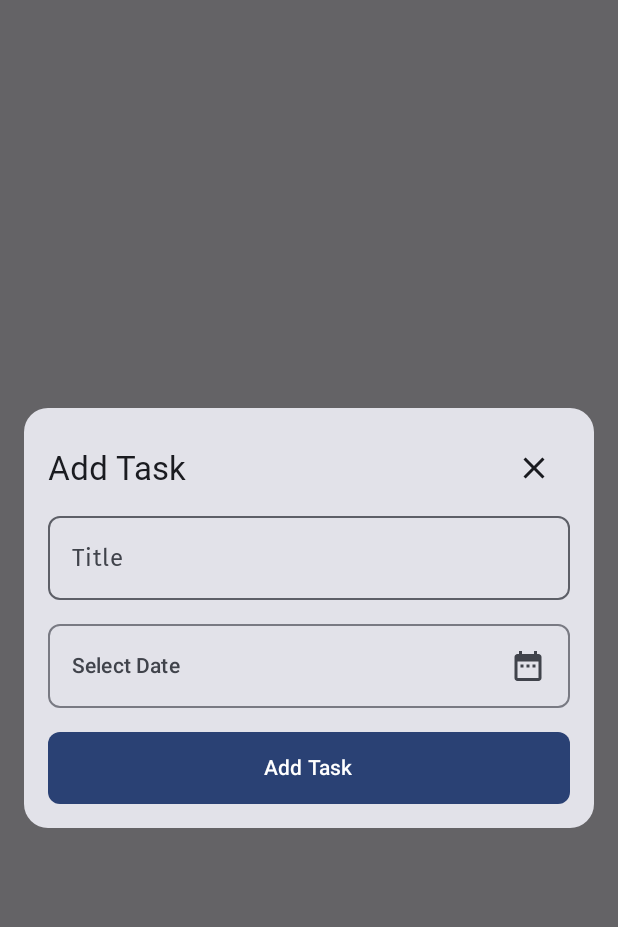
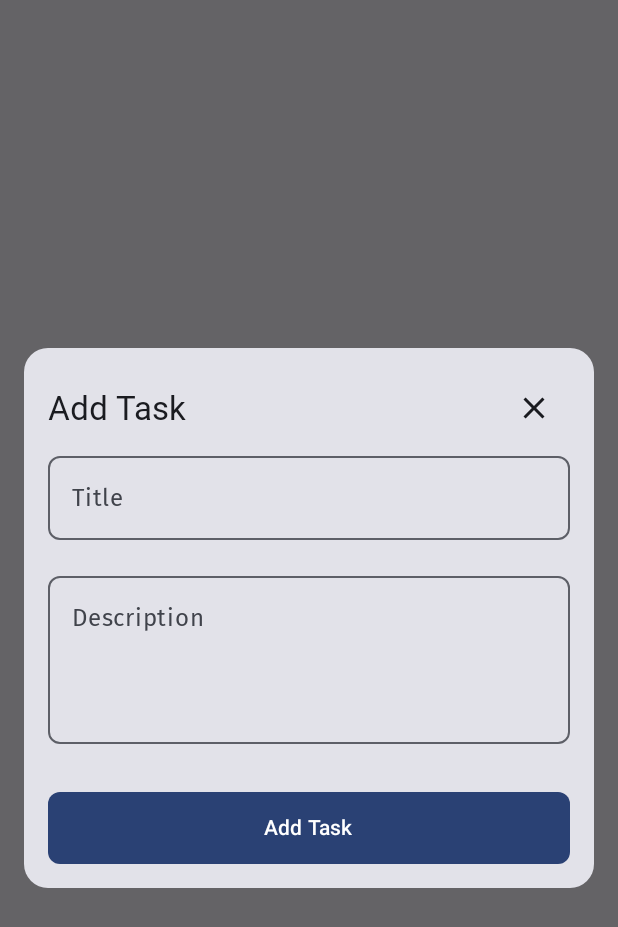
Before and after one commit to Shakibuzzaman3104/ToDoCompose, an Android app built with Jetpack Compose: the screen it shows after launch (MainActivity), after a tap on "Add task", on a phone screen of 412 x 824 dp. Shown: the top 927 px of the screen. Run offline under Robolectric (Android 15) with nearby library versions, the phone set to English and light mode, and no system bars; our stand-ins replace Dagger/Hilt's generated code, Room's generated code; Roboto replaces fonts that are not available here.

Commit message:
Added AddEditTaskRoute implementation

```diff
--- a/app/build.gradle.kts
+++ b/app/build.gradle.kts
@@ -69,6 +69,7 @@ dependencies {
     implementation(libs.kotlinx.serialization.json)
 
     implementation(libs.hilt.android)
+   // implementation(libs.androidx.compose.material3)
     kapt(libs.hilt.android.compiler)
     implementation(libs.androidx.hilt.navigation.compose)
 
--- a/app/src/main/java/com/diatomicsoft/todocompose/core/di/AppModule.kt
+++ b/app/src/main/java/com/diatomicsoft/todocompose/core/di/AppModule.kt
@@ -3,6 +3,7 @@ package com.diatomicsoft.todocompose.core.di
 import android.content.Context
 import androidx.room.Room
 import com.diatomicsoft.todocompose.core.localdb.MyRoomDatabase
+import com.diatomicsoft.todocompose.core.localdb.dao.TasksDao
 import dagger.Module
 import dagger.Provides
 import dagger.hilt.InstallIn
@@ -23,7 +24,7 @@ object AppModule {
     }
 
 
-    /*    @Provides
-        fun provideTaskDao(db: MyRoomDatabase):TasksDao = db.taskDao()*/
+        @Provides
+        fun provideTaskDao(db: MyRoomDatabase): TasksDao = db.taskDao()
 
 }
--- a/app/src/main/java/com/diatomicsoft/todocompose/core/localdb/dao/TasksDao.kt
+++ b/app/src/main/java/com/diatomicsoft/todocompose/core/localdb/dao/TasksDao.kt
@@ -2,8 +2,9 @@ package com.diatomicsoft.todocompose.core.localdb.dao
 
 import androidx.room.Dao
 import androidx.room.Delete
+import androidx.room.Insert
+import androidx.room.OnConflictStrategy
 import androidx.room.Query
-import androidx.room.Upsert
 import com.diatomicsoft.todocompose.data.model.ModelTask
 import kotlinx.coroutines.flow.Flow
 
@@ -28,14 +29,11 @@ interface TasksDao {
     @Query("SELECT EXISTS(SELECT 1 FROM task_table LIMIT 1)")
     fun hasTasks(): Flow<Boolean>
 
-    @Query("SELECT * FROM task_table WHERE date = :date")
-    fun getTaskByDate(date: String): Flow<List<ModelTask>>
-
     @Delete
     suspend fun deleteTask(task: ModelTask)
 
-    @Upsert
-    suspend fun insertTask(task: ModelTask)
+    @Insert(onConflict = OnConflictStrategy.REPLACE)
+    suspend fun insertTask(task: ModelTask): Long
 
 
 }
--- a/app/src/main/java/com/diatomicsoft/todocompose/navigation/NavigationDestination.kt
+++ b/app/src/main/java/com/diatomicsoft/todocompose/navigation/NavigationDestination.kt
@@ -1,14 +1,17 @@
 package com.diatomicsoft.todocompose.navigation
 
-sealed class NavigationDestination {
+sealed interface NavigationDestination {
 
     //<editor-fold desc="Home">
-    data class ActionHomeToTaskDetails(val taskId: Int? = null) : NavigationDestination()
+    data class ActionHomeToTaskDetails(val taskId: Int? = null) : NavigationDestination
     //</editor-fold>
 
     //<editor-fold desc="Empty Screen">
     data class ActionEmptyScreenToAddEditTaskDialog(val taskId: Int? = null) :
-        NavigationDestination()
+        NavigationDestination
     //</editor-fold>
 
+
+
+
 }
--- a/app/src/main/java/com/diatomicsoft/todocompose/navigation/NavigationHandler.kt
+++ b/app/src/main/java/com/diatomicsoft/todocompose/navigation/NavigationHandler.kt
@@ -17,5 +17,6 @@ fun NavController.gotoDestination(destination: NavigationDestination) {
             navigateToAddEditTask(destination.taskId)
         }
         //</editor-fold>
+
     }
 }
--- a/app/src/main/java/com/diatomicsoft/todocompose/navigation/NavigationMain.kt
+++ b/app/src/main/java/com/diatomicsoft/todocompose/navigation/NavigationMain.kt
@@ -3,11 +3,11 @@ package com.diatomicsoft.todocompose.navigation
 import androidx.compose.runtime.Composable
 import androidx.navigation.NavHostController
 import androidx.navigation.compose.NavHost
+import com.diatomicsoft.todocompose.ui.navigation.EmptyScreenRoute
+import com.diatomicsoft.todocompose.ui.navigation.HomeScreenRoute
 import com.diatomicsoft.todocompose.ui.navigation.addEditDialog
 import com.diatomicsoft.todocompose.ui.navigation.detailsScreen
-import com.diatomicsoft.todocompose.ui.navigation.EmptyScreenRoute
 import com.diatomicsoft.todocompose.ui.navigation.emptyScreenNavigation
-import com.diatomicsoft.todocompose.ui.navigation.HomeScreenRoute
 import com.diatomicsoft.todocompose.ui.navigation.homeScreen
 
 @Composable
@@ -28,8 +28,8 @@ fun NavigationMain(navController: NavHostController, isTodoListAvailable: Boolea
         }
         addEditDialog(
             close = { navController.popBackStack() },
-            addTask = { navController.popBackStack() }
         )
+
     }
 
 }
--- a/app/src/main/java/com/diatomicsoft/todocompose/ui/navigation/AddEditTaskNavigation.kt
+++ b/app/src/main/java/com/diatomicsoft/todocompose/ui/navigation/AddEditTaskNavigation.kt
@@ -4,18 +4,20 @@ import androidx.navigation.NavController
 import androidx.navigation.NavGraphBuilder
 import androidx.navigation.compose.composable
 import androidx.navigation.toRoute
+import com.diatomicsoft.todocompose.ui.screens.addedittask.AddEditTaskRoute
 import com.diatomicsoft.todocompose.ui.screens.addedittask.DialogAddEditTask
 import kotlinx.serialization.Serializable
 
 @Serializable
 data class AddEditTaskRoute(val taskId: Int? = null)
 
+
+
 fun NavController.navigateToAddEditTask(taskId: Int? = null) =
     navigate(route = AddEditTaskRoute(taskId))
 
 fun NavGraphBuilder.addEditDialog(
     close: () -> Unit,
-    addTask: () -> Unit
 ) {
     composable<AddEditTaskRoute>(
         /*   deepLinks = listOf(
@@ -25,6 +27,6 @@ fun NavGraphBuilder.addEditDialog(
            ),*/
     ) {
         val task: AddEditTaskRoute = it.toRoute()
-        DialogAddEditTask(close = close, addTask = addTask, taskId = task.taskId)
+        AddEditTaskRoute(close = close, taskId = task.taskId)
     }
 }
--- a/app/src/main/java/com/diatomicsoft/todocompose/ui/navigation/HomeNavigation.kt
+++ b/app/src/main/java/com/diatomicsoft/todocompose/ui/navigation/HomeNavigation.kt
@@ -3,9 +3,9 @@ package com.diatomicsoft.todocompose.ui.navigation
 import androidx.navigation.NavController
 import androidx.navigation.NavGraphBuilder
 import androidx.navigation.compose.composable
+import com.diatomicsoft.todocompose.navigation.NavigationDestination
 import com.diatomicsoft.todocompose.ui.screens.home.HomeScreenRoute
 import kotlinx.serialization.Serializable
-import kotlin.reflect.KClass
 
 @Serializable
 object HomeScreenRoute
@@ -14,9 +14,9 @@ fun NavController.navigateToHome() =
     navigate(route = HomeScreenRoute)
 
 fun NavGraphBuilder.homeScreen(
-    navigator: (KClass<*>) -> Unit
+    navigator: (NavigationDestination) -> Unit
 ) {
-    composable(route = HomeScreenRoute.toString()) {
+    composable<HomeScreenRoute> {
         HomeScreenRoute(navigator = navigator)
     }
 }
--- /dev/null
+++ b/app/src/main/java/com/diatomicsoft/todocompose/ui/screens/addedittask/AddEditTaskViewModel.kt
@@ -0,0 +1,40 @@
+package com.diatomicsoft.todocompose.ui.screens.addedittask
+
+import android.util.Log
+import androidx.lifecycle.ViewModel
+import com.diatomicsoft.todocompose.core.localdb.dao.TasksDao
+import com.diatomicsoft.todocompose.data.model.ModelTask
+import dagger.hilt.android.lifecycle.HiltViewModel
+import kotlinx.coroutines.CoroutineScope
+import kotlinx.coroutines.Dispatchers
+import kotlinx.coroutines.flow.MutableStateFlow
+import kotlinx.coroutines.launch
+import javax.inject.Inject
+
+
+@HiltViewModel
+class AddEditTaskViewModel @Inject constructor(private val tasksDao: TasksDao) : ViewModel() {
+
+    private val _isTaskAdded = MutableStateFlow(0L)
+    val isTaskAdded = _isTaskAdded
+
+    fun addTask(title: String, description: String?) {
+        CoroutineScope(Dispatchers.IO).launch {
+            val task = ModelTask(title = title, description = description ?: "")
+            val status = tasksDao.insertTask(task)
+            Log.d("Insertion", "addTask: ")
+            isTaskAdded.tryEmit(status)
+        }
+    }
+
+    fun updateTask(task: ModelTask) {
+        CoroutineScope(Dispatchers.IO).launch {
+            tasksDao.insertTask(task)
+        }
+    }
+
+    fun getTaskById(taskId: Int) = CoroutineScope(Dispatchers.IO).launch {
+        tasksDao.getTaskById(taskId)
+    }
+
+}
--- a/app/src/main/java/com/diatomicsoft/todocompose/ui/screens/addedittask/DialogAddEditTask.kt
+++ b/app/src/main/java/com/diatomicsoft/todocompose/ui/screens/addedittask/DialogAddEditTask.kt
@@ -1,67 +1,76 @@
 package com.diatomicsoft.todocompose.ui.screens.addedittask
 
-import androidx.compose.foundation.background
-import androidx.compose.foundation.clickable
 import androidx.compose.foundation.layout.Arrangement
-import androidx.compose.foundation.layout.Box
 import androidx.compose.foundation.layout.Column
-import androidx.compose.foundation.layout.PaddingValues
 import androidx.compose.foundation.layout.Row
 import androidx.compose.foundation.layout.Spacer
 import androidx.compose.foundation.layout.defaultMinSize
 import androidx.compose.foundation.layout.fillMaxWidth
 import androidx.compose.foundation.layout.height
-import androidx.compose.foundation.layout.offset
 import androidx.compose.foundation.layout.padding
 import androidx.compose.foundation.layout.wrapContentHeight
 import androidx.compose.foundation.shape.RoundedCornerShape
 import androidx.compose.material.icons.Icons
 import androidx.compose.material.icons.filled.Close
-import androidx.compose.material.icons.filled.DateRange
 import androidx.compose.material3.Button
 import androidx.compose.material3.Card
-import androidx.compose.material3.DatePicker
-import androidx.compose.material3.ExperimentalMaterial3Api
 import androidx.compose.material3.Icon
 import androidx.compose.material3.IconButton
-import androidx.compose.material3.MaterialTheme
-import androidx.compose.material3.OutlinedButton
 import androidx.compose.material3.OutlinedTextField
+import androidx.compose.material3.SnackbarHostState
 import androidx.compose.material3.Text
-import androidx.compose.material3.rememberDatePickerState
 import androidx.compose.runtime.Composable
+import androidx.compose.runtime.LaunchedEffect
+import androidx.compose.runtime.getValue
 import androidx.compose.runtime.mutableStateOf
 import androidx.compose.runtime.remember
+import androidx.compose.runtime.rememberCoroutineScope
+import androidx.compose.runtime.setValue
 import androidx.compose.ui.Alignment
 import androidx.compose.ui.Modifier
 import androidx.compose.ui.tooling.preview.Preview
 import androidx.compose.ui.unit.dp
 import androidx.compose.ui.window.Dialog
+import androidx.hilt.navigation.compose.hiltViewModel
+import androidx.lifecycle.compose.collectAsStateWithLifecycle
 import com.diatomicsoft.todocompose.ui.theme.FontStyle
-import androidx.compose.runtime.getValue
-import androidx.compose.runtime.setValue
-import androidx.compose.ui.draw.shadow
-import androidx.compose.ui.window.Popup
+import kotlinx.coroutines.launch
 import java.text.SimpleDateFormat
 import java.util.Locale
 
+@Composable
+internal fun AddEditTaskRoute(
+    modifier: Modifier = Modifier,
+    close: () -> Unit,
+    taskId: Int? = null,
+    viewModel: AddEditTaskViewModel = hiltViewModel()
+) {
 
-@OptIn(ExperimentalMaterial3Api::class)
+    val snackbarHostState = remember { SnackbarHostState() }
+
+    DialogAddEditTask(
+        modifier = modifier,
+        close = close,
+        addTask = viewModel::addTask,
+        taskId = taskId,
+        snackbarHostState
+    )
+
+}
+
 @Composable
 fun DialogAddEditTask(
     modifier: Modifier = Modifier,
     close: () -> Unit,
-    addTask: () -> Unit,
-    taskId: Int? = null
+    addTask: (String, String?) -> Unit,
+    taskId: Int? = null,
+    snackbarHostState: SnackbarHostState // Pass ScaffoldState from the parent
 ) {
 
+    var isTaskAdded by remember { mutableStateOf(false) }
     var taskTitle by remember { mutableStateOf("") }
-    var showDatePicker by remember { mutableStateOf(false) }
-    val datePickerState = rememberDatePickerState()
-    val selectedDate = datePickerState.selectedDateMillis?.let {
-        convertMillisToDate(it)
-    } ?: ""
-
+    var taskDescription by remember { mutableStateOf("") }
+    val scope = rememberCoroutineScope() // For showing snackbar
 
     Dialog(onDismissRequest = { close() }) {
         Card(
@@ -106,32 +115,26 @@ fun DialogAddEditTask(
                     shape = RoundedCornerShape(8.dp)
                 )
                 Spacer(modifier = Modifier.height(16.dp))
-                OutlinedButton(
-                    onClick = {},
+
+                OutlinedTextField(
+                    value = taskDescription,
+                    onValueChange = {
+                        taskDescription = it
+                    },
+                    label = { Text("Description") },
+                    placeholder = { Text("Enter task description") },
                     modifier = Modifier
-                        .fillMaxWidth(),
-                    shape = RoundedCornerShape(8.dp),
-                    contentPadding = PaddingValues(16.dp)
-                ) {
-                    Row(
-                        modifier = Modifier.fillMaxWidth(),
-                        horizontalArrangement = Arrangement.SpaceBetween,
-                        verticalAlignment = Alignment.CenterVertically
-                    ) {
-                        Text(text = "Select Date")
-                        Icon(
-                            Icons.Default.DateRange,
-                            contentDescription = "Close",
-                            Modifier.clickable {
-                                showDatePicker = true
-                            }
-                        )
-                    }
-                }
-
-                Spacer(modifier = Modifier.height(16.dp))
+                        .fillMaxWidth()
+                        .height(120.dp),
+                    shape = RoundedCornerShape(8.dp)
+                )
+                Spacer(modifier = Modifier.height(32.dp))
                 Button(
-                    onClick = {},
+                    onClick = {
+                        addTask(taskTitle, taskDescription)
+                        isTaskAdded = true
+                        close()
+                    },
                     shape = RoundedCornerShape(8.dp),
                     modifier = Modifier
                         .fillMaxWidth()
@@ -141,28 +144,17 @@ fun DialogAddEditTask(
                 }
             }
         }
+    }
 
-        if (showDatePicker) {
-            Popup(
-                onDismissRequest = { showDatePicker = false },
-                alignment = Alignment.TopStart
-            ) {
-                Box(
-                    modifier = Modifier
-                        .fillMaxWidth()
-                        .offset(y = 64.dp)
-                        .shadow(elevation = 4.dp)
-                        .background(MaterialTheme.colorScheme.surface)
-                        .padding(16.dp)
-                ) {
-                    DatePicker(
-                        state = datePickerState,
-                        showModeToggle = true,
-                    )
-                }
+    // If you want to trigger snackbar based on isTaskAdded flag
+    LaunchedEffect(isTaskAdded) {
+        if (isTaskAdded) {
+            scope.launch {
+                snackbarHostState.showSnackbar(
+                    message = "Task ${if (taskId == null) "added" else "updated"} successfully!"
+                )
             }
         }
-
     }
 }
 
@@ -175,5 +167,7 @@ fun convertMillisToDate(millis: Long): String {
 @Preview(showBackground = true)
 @Composable
 fun DialogAddEditTaskPreview() {
-    DialogAddEditTask(close = {}, addTask = {})
+    /*  DialogAddEditTask(close = {}, addTask = { title, des,  ->
+
+      })*/
 }
--- a/app/src/main/java/com/diatomicsoft/todocompose/ui/screens/home/HomeScreen.kt
+++ b/app/src/main/java/com/diatomicsoft/todocompose/ui/screens/home/HomeScreen.kt
@@ -2,12 +2,13 @@ package com.diatomicsoft.todocompose.ui.screens.home
 
 import androidx.compose.runtime.Composable
 import androidx.compose.ui.Modifier
+import com.diatomicsoft.todocompose.navigation.NavigationDestination
 import kotlin.reflect.KClass
 
 @Composable
 internal fun HomeScreenRoute(
     modifier: Modifier = Modifier,
-    navigator: (KClass<*>) -> Unit
+    navigator: (NavigationDestination) -> Unit
 ) {
     HomeScreen(
         modifier = modifier,
@@ -16,6 +17,6 @@ internal fun HomeScreenRoute(
 }
 
 @Composable
-fun HomeScreen(modifier: Modifier, navigator: (KClass<*>) -> Unit) {
+fun HomeScreen(modifier: Modifier, navigator: (NavigationDestination) -> Unit) {
 
 }
--- a/gradle/libs.versions.toml
+++ b/gradle/libs.versions.toml
@@ -13,6 +13,7 @@ activityCompose = "1.9.2"
 composeBom = "2024.09.02"
 navigationCompose = "2.8.1"
 roomRuntime = "2.6.1"
+composeMaterial3 = "1.0.0-alpha25"
 
 [libraries]
 androidx-core-ktx = { group = "androidx.core", name = "core-ktx", version.ref = "coreKtx" }
@@ -37,6 +38,7 @@ androidx-ui-test-manifest = { group = "androidx.compose.ui", name = "ui-test-man
 androidx-ui-test-junit4 = { group = "androidx.compose.ui", name = "ui-test-junit4" }
 androidx-material3 = { group = "androidx.compose.material3", name = "material3" }
 kotlinx-serialization-json = { module = "org.jetbrains.kotlinx:kotlinx-serialization-json", version.ref = "kotlinxSerializationJson" }
+androidx-compose-material3 = { group = "androidx.wear.compose", name = "compose-material3", version.ref = "composeMaterial3" }
 
 [plugins]
 android-application = { id = "com.android.application", version.ref = "agp" }
```
Also changed, not shown: app/src/main/java/com/diatomicsoft/todocompose/data/model/ModelTask.kt (+3 -5 lines).
